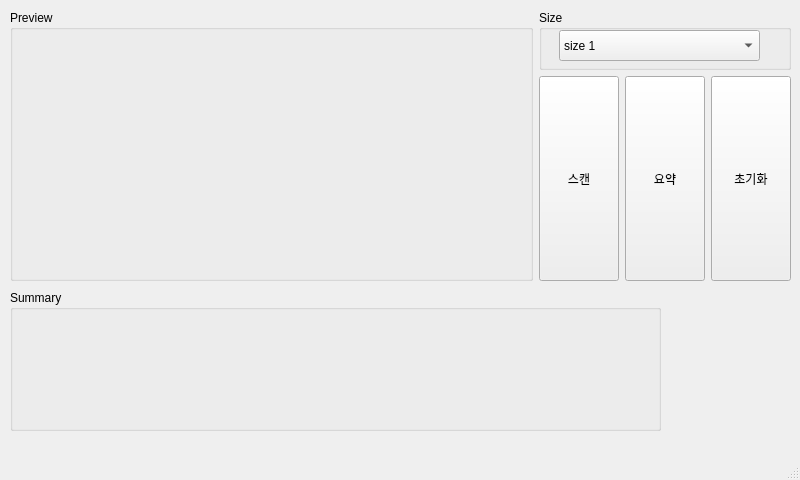
First picture: the form in summary.ui, repository woong020/summaryui, before the edit.
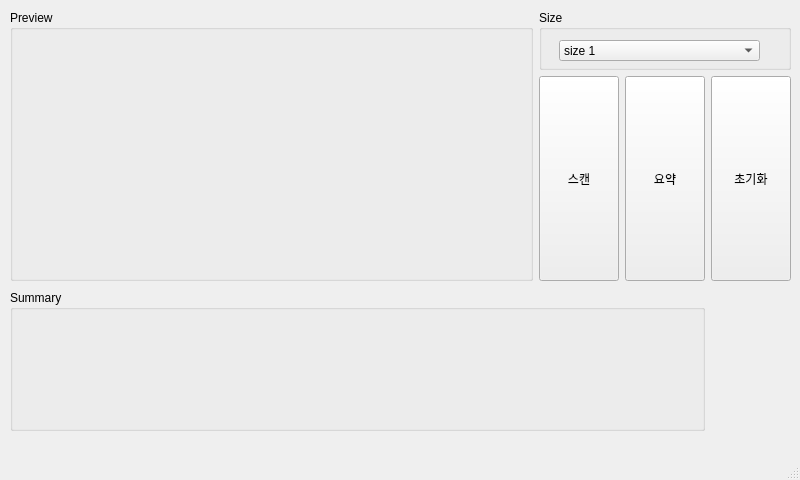
Second picture: the form after the edit.

Commit message: ui.py 변경  - preview 추가  - capture 추가  - capture callback 추가 ui 레이아웃 변경

```diff
--- a/summary.ui
+++ b/summary.ui
@@ -41,9 +41,9 @@
        <widget class="QWidget" name="widget_preview" native="true">
         <property name="geometry">
          <rect>
-          <x>10</x>
-          <y>10</y>
-          <width>511</width>
+          <x>0</x>
+          <y>20</y>
+          <width>531</width>
           <height>251</height>
          </rect>
         </property>
@@ -67,9 +67,9 @@
           <property name="geometry">
            <rect>
             <x>20</x>
-            <y>20</y>
+            <y>30</y>
             <width>201</width>
-            <height>31</height>
+            <height>21</height>
            </rect>
           </property>
           <property name="sizePolicy">
@@ -143,15 +143,30 @@
      </item>
     </layout>
    </widget>
-   <widget class="QGroupBox" name="groupBox_3">
+   <widget class="QWidget" name="">
     <property name="geometry">
      <rect>
       <x>10</x>
       <y>290</y>
-      <width>651</width>
+      <width>781</width>
       <height>141</height>
      </rect>
     </property>
+    <layout class="QHBoxLayout" name="horizontalLayout_3">
+     <item>
+      <widget class="QGroupBox" name="groupBox_summary">
+       <property name="sizePolicy">
+        <sizepolicy hsizetype="Preferred" vsizetype="Preferred">
+         <horstretch>0</horstretch>
+         <verstretch>0</verstretch>
+        </sizepolicy>
+       </property>
+       <property name="minimumSize">
+        <size>
+         <width>0</width>
+         <height>0</height>
+        </size>
+       </property>
     <property name="title">
      <string>Summary</string>
     </property>
@@ -160,7 +175,7 @@
       <rect>
        <x>10</x>
        <y>20</y>
-       <width>631</width>
+          <width>601</width>
        <height>111</height>
       </rect>
      </property>
@@ -175,18 +190,27 @@
      </property>
     </widget>
    </widget>
+     </item>
+     <item>
    <widget class="QLabel" name="label_logo">
-    <property name="geometry">
-     <rect>
-      <x>680</x>
-      <y>310</y>
-      <width>101</width>
-      <height>111</height>
-     </rect>
+       <property name="sizePolicy">
+        <sizepolicy hsizetype="Fixed" vsizetype="Preferred">
+         <horstretch>0</horstretch>
+         <verstretch>0</verstretch>
+        </sizepolicy>
+       </property>
+       <property name="minimumSize">
+        <size>
+         <width>80</width>
+         <height>0</height>
+        </size>
     </property>
     <property name="text">
      <string/>
     </property>
+      </widget>
+     </item>
+    </layout>
    </widget>
   </widget>
   <widget class="QMenuBar" name="menubar">
```
Left out of the diff: 9 changed lines with no effect on the pictures. Lines whose indentation alone changed are shown as unchanged. The commit also changes 6 other files.
